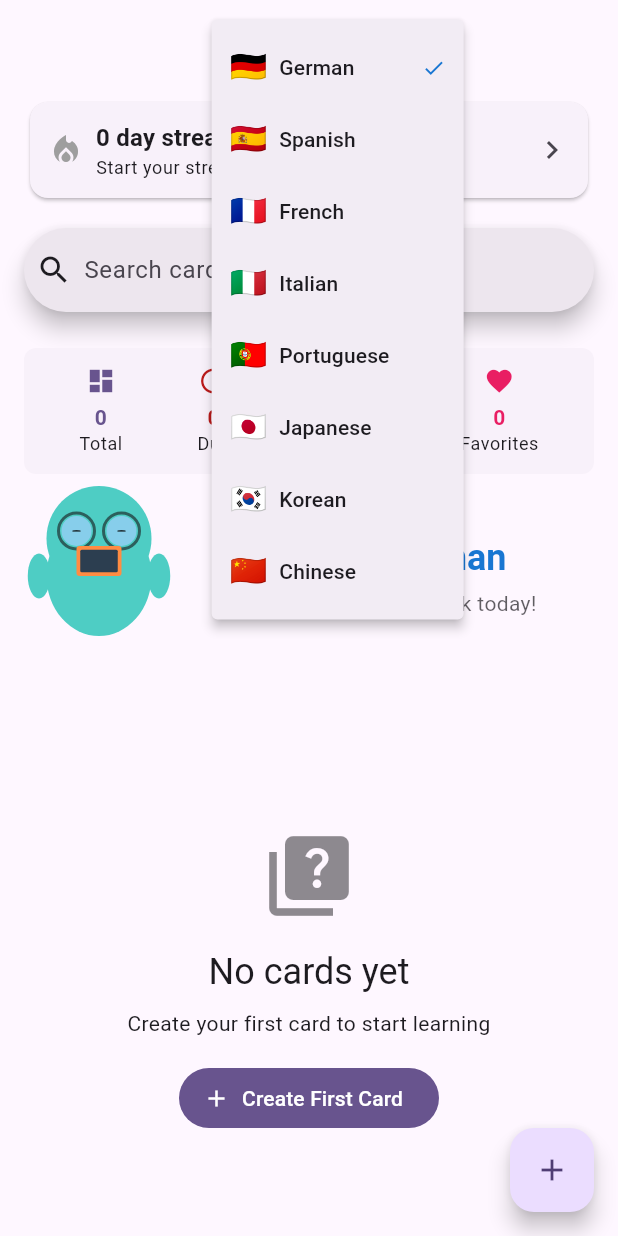
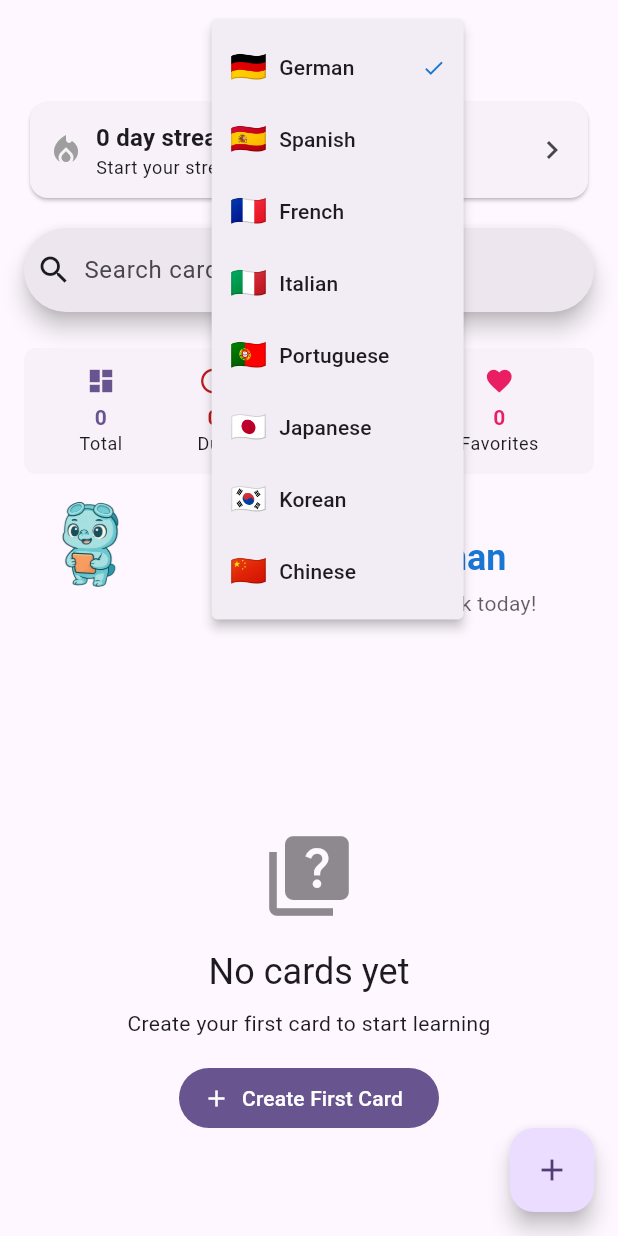
Before and after one commit to oscarjaergren/LinguaFlutter, a Flutter app: the screen it shows after launch, after a tap on "🇩🇪", on a phone screen of 412 x 824 dp. Run offline on Flutter 3.47's test engine with Material 3 defaults, Android fonts, the phone set to English and light mode, and no system bars; our stand-ins replace flutter_svg, shared_preferences.

Commit message:
Refactor code structure for improved readability and maintainability

```diff
--- a/lib/widgets/mascot_widget.dart
+++ b/lib/widgets/mascot_widget.dart
@@ -39,9 +39,9 @@ class _MascotWidgetState extends State<MascotWidget>
   void initState() {
     super.initState();
 
-    // Floating animation (continuous gentle bob)
+    // Floating animation (subtle gentle bob)
     _floatController = AnimationController(
-      duration: const Duration(seconds: 3),
+      duration: const Duration(seconds: 4), // Slower floating
       vsync: this,
     );
     _floatAnimation = Tween<double>(
@@ -111,6 +111,12 @@ class _MascotWidgetState extends State<MascotWidget>
     // Show speech bubble if message exists
     if (widget.message != null) {
       _bubbleController.forward();
+      // Auto-hide bubble after 8 seconds (much longer than before)
+      Future.delayed(const Duration(seconds: 8), () {
+        if (mounted) {
+          _bubbleController.reverse();
+        }
+      });
     }
   }
 
@@ -192,7 +198,7 @@ class _MascotWidgetState extends State<MascotWidget>
             animation: Listenable.merge([_floatAnimation, _bounceAnimation]),
             builder: (context, child) {
               return Transform.translate(
-                offset: Offset(0, math.sin(_floatAnimation.value * 2 * math.pi) * 8),
+                offset: Offset(0, math.sin(_floatAnimation.value * 2 * math.pi) * 3), // Reduced from 8 to 3px
                 child: Transform.scale(
                   scale: _bounceAnimation.value,
                   child: _buildMascot(),
@@ -230,43 +236,55 @@ class _MascotWidgetState extends State<MascotWidget>
   Widget _buildSpeechBubble() {
     return Container(
       constraints: BoxConstraints(
-        maxWidth: widget.size * 1.2, // Reduced from 2x to 1.2x
+        maxWidth: widget.size * 1.4, // Slightly wider for better readability
         minWidth: widget.size * 0.8,
       ),
       child: Stack(
+        clipBehavior: Clip.none,
         children: [
           // Bubble body
           Container(
             padding: const EdgeInsets.symmetric(horizontal: 16, vertical: 12),
             decoration: BoxDecoration(
               color: Colors.white,
-              borderRadius: BorderRadius.circular(20),
+              borderRadius: BorderRadius.circular(18),
+              border: Border.all(
+                color: Colors.grey.withValues(alpha: 0.2),
+                width: 1,
+              ),
               boxShadow: [
                 BoxShadow(
-                  color: Colors.black.withValues(alpha: 0.1),
-                  blurRadius: 8,
-                  offset: const Offset(0, 2),
+                  color: Colors.black.withValues(alpha: 0.15),
+                  blurRadius: 12,
+                  offset: const Offset(0, 4),
                 ),
               ],
             ),
             child: Text(
               widget.message!,
               style: const TextStyle(
-                fontSize: 14,
+                fontSize: 13,
                 fontWeight: FontWeight.w500,
                 color: Colors.black87,
+                height: 1.3,
               ),
               textAlign: TextAlign.center,
             ),
           ),
 
-          // Bubble tail
+          // Bubble tail (centered and pointing down to mascot)
           Positioned(
-            bottom: -8,
-            left: 30,
-            child: CustomPaint(
-              size: const Size(16, 16),
-              painter: BubbleTailPainter(),
+            bottom: -12,
+            left: 0,
+            right: 0,
+            child: Center(
+              child: Container(
+                width: 20,
+                height: 12,
+                child: CustomPaint(
+                  painter: _BubbleTailPainter(),
+                ),
+              ),
             ),
           ),
         ],
@@ -275,18 +293,17 @@ class _MascotWidgetState extends State<MascotWidget>
   }
 
   Widget _buildMascot() {
-    return SizedBox(
+    return Container(
       width: widget.size,
       height: widget.size,
       child: AnimatedBuilder(
         animation: _blinkAnimation,
         builder: (context, child) {
-          return CustomPaint(
-            size: Size(widget.size, widget.size),
-            painter: MascotPainter(
-              blinkAmount: _blinkAnimation.value,
-              mascotState: widget.mascotState,
-            ),
+          return Image.asset(
+            'lingualabs_mascot_manual_crop-removebg-preview.png',
+            width: widget.size,
+            height: widget.size,
+            fit: BoxFit.contain,
           );
         },
       ),
@@ -294,174 +311,8 @@ class _MascotWidgetState extends State<MascotWidget>
   }
 }
 
-/// Custom painter for the mascot character
-class MascotPainter extends CustomPainter {
-  final double blinkAmount;
-  final MascotState mascotState;
-
-  MascotPainter({
-    required this.blinkAmount,
-    required this.mascotState,
-  });
-
-  @override
-  void paint(Canvas canvas, Size size) {
-    final paint = Paint()..style = PaintingStyle.fill;
-    final center = Offset(size.width / 2, size.height / 2);
-
-    // Main body (turquoise)
-    paint.color = const Color(0xFF4ECDC4);
-    canvas.drawOval(
-      Rect.fromCenter(
-        center: Offset(center.dx, center.dy + size.height * 0.1),
-        width: size.width * 0.7,
-        height: size.height * 0.8,
-      ),
-      paint,
-    );
-
-    // Head
-    paint.color = const Color(0xFF4ECDC4);
-    canvas.drawCircle(
-      Offset(center.dx, center.dy - size.height * 0.15),
-      size.width * 0.35,
-      paint,
-    );
-
-    // Goggles frame
-    paint.color = const Color(0xFF2C5F5D);
-    paint.style = PaintingStyle.stroke;
-    paint.strokeWidth = size.width * 0.02;
-
-    // Left goggle
-    canvas.drawCircle(
-      Offset(center.dx - size.width * 0.15, center.dy - size.height * 0.2),
-      size.width * 0.12,
-      paint,
-    );
-
-    // Right goggle
-    canvas.drawCircle(
-      Offset(center.dx + size.width * 0.15, center.dy - size.height * 0.2),
-      size.width * 0.12,
-      paint,
-    );
-
-    // Goggle lenses
-    paint.style = PaintingStyle.fill;
-    paint.color = const Color(0xFF87CEEB);
-
-    canvas.drawCircle(
-      Offset(center.dx - size.width * 0.15, center.dy - size.height * 0.2),
-      size.width * 0.1,
-      paint,
-    );
-
-    canvas.drawCircle(
-      Offset(center.dx + size.width * 0.15, center.dy - size.height * 0.2),
-      size.width * 0.1,
-      paint,
-    );
-
-    // Eyes
-    paint.color = Colors.black;
-    final eyeHeight = size.height * 0.08 * blinkAmount;
-
-    canvas.drawOval(
-      Rect.fromCenter(
-        center: Offset(center.dx - size.width * 0.15, center.dy - size.height * 0.2),
-        width: size.width * 0.06,
-        height: eyeHeight,
-      ),
-      paint,
-    );
-
-    canvas.drawOval(
-      Rect.fromCenter(
-        center: Offset(center.dx + size.width * 0.15, center.dy - size.height * 0.2),
-        width: size.width * 0.06,
-        height: eyeHeight,
-      ),
-      paint,
-    );
-
-    // Mouth
-    paint.color = Colors.black;
-    paint.style = PaintingStyle.stroke;
-    paint.strokeWidth = size.width * 0.015;
-    paint.strokeCap = StrokeCap.round;
-
-    final mouthPath = Path();
-    final mouthY = center.dy - size.height * 0.05;
-    mouthPath.moveTo(center.dx - size.width * 0.08, mouthY);
-    mouthPath.quadraticBezierTo(
-      center.dx, mouthY + size.height * 0.05,
-      center.dx + size.width * 0.08, mouthY,
-    );
-    canvas.drawPath(mouthPath, paint);
-
-    // Arms
-    paint.style = PaintingStyle.fill;
-    paint.color = const Color(0xFF4ECDC4);
-
-    // Left arm
-    canvas.drawOval(
-      Rect.fromCenter(
-        center: Offset(center.dx - size.width * 0.4, center.dy + size.height * 0.1),
-        width: size.width * 0.15,
-        height: size.height * 0.3,
-      ),
-      paint,
-    );
-
-    // Right arm
-    canvas.drawOval(
-      Rect.fromCenter(
-        center: Offset(center.dx + size.width * 0.4, center.dy + size.height * 0.1),
-        width: size.width * 0.15,
-        height: size.height * 0.3,
-      ),
-      paint,
-    );
-
-    // Tablet/Book
-    paint.color = const Color(0xFFFF8C42);
-    canvas.drawRRect(
-      RRect.fromRectAndRadius(
-        Rect.fromCenter(
-          center: center,
-          width: size.width * 0.3,
-          height: size.height * 0.2,
-        ),
-        Radius.circular(size.width * 0.02),
-      ),
-      paint,
-    );
-
-    // Tablet screen
-    paint.color = const Color(0xFF2C3E50);
-    canvas.drawRRect(
-      RRect.fromRectAndRadius(
-        Rect.fromCenter(
-          center: center,
-          width: size.width * 0.25,
-          height: size.height * 0.15,
-        ),
-        Radius.circular(size.width * 0.01),
-      ),
-      paint,
-    );
-  }
-
-  @override
-  bool shouldRepaint(covariant MascotPainter oldDelegate) {
-    return oldDelegate.blinkAmount != blinkAmount ||
-           oldDelegate.mascotState != mascotState;
-  }
-}
-
-/// Custom painter for speech bubble tail
-class BubbleTailPainter extends CustomPainter {
+/// Simple bubble tail painter
+class _BubbleTailPainter extends CustomPainter {
   @override
   void paint(Canvas canvas, Size size) {
     final paint = Paint()
--- a/pubspec.yaml
+++ b/pubspec.yaml
@@ -78,9 +78,8 @@ flutter:
   uses-material-design: true
 
   # To add assets to your application, add an assets section, like this:
-  # assets:
-  #   - images/a_dot_burr.jpeg
-  #   - images/a_dot_ham.jpeg
+  assets:
+    - lingualabs_mascot_manual_crop-removebg-preview.png
 
   # An image asset can refer to one or more resolution-specific "variants", see
   # https://flutter.dev/to/resolution-aware-images
```
Also changed, not shown: lingualabs_mascot_manual_crop-removebg-preview.png (added).
